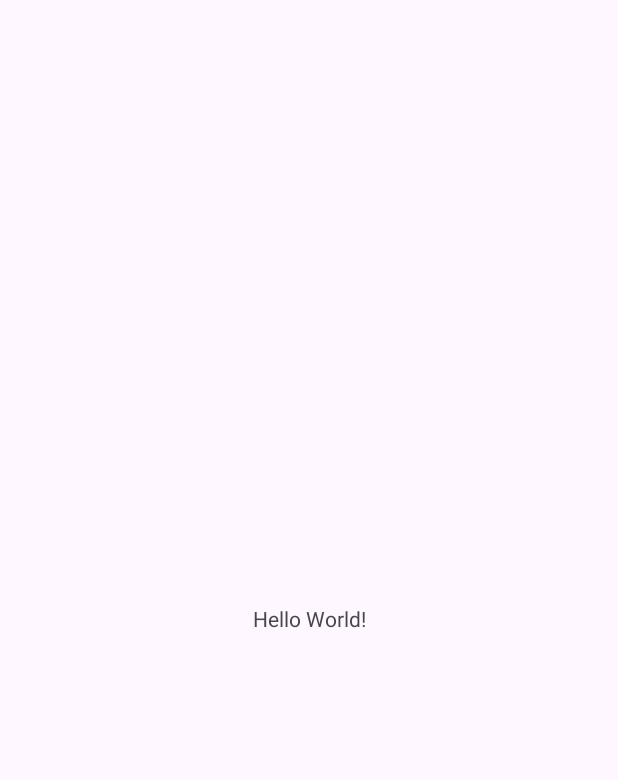
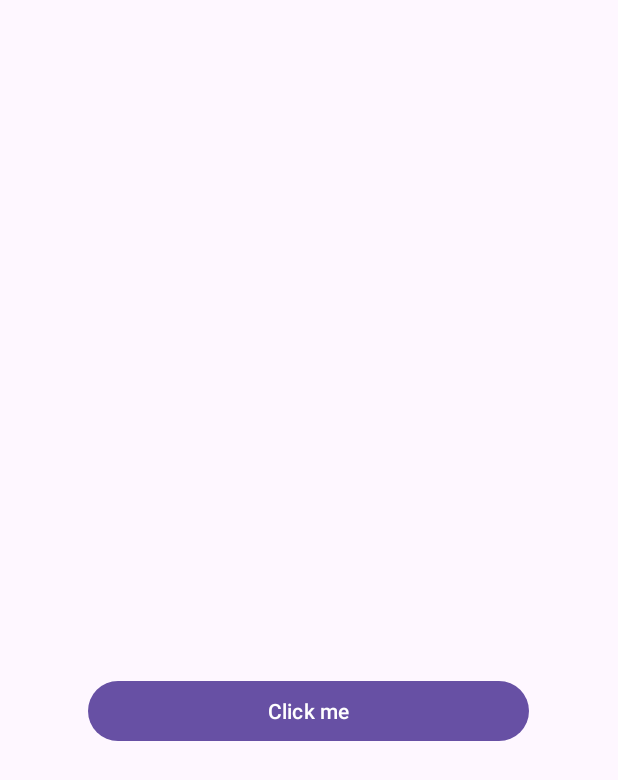
Before and after one commit to dy3722/Ex06031, an Android app: the screen it shows after launch (MainActivity), on a phone screen of 412 x 824 dp. Before the commit the part shown is almost empty. Shown: the top 780 px of the screen. Run offline under Robolectric (Android 15) with nearby library versions, the phone set to English and light mode, and no system bars.

Commit message:
Matala 1

```diff
--- a/app/src/main/java/com/example/ex06031/MainActivity.java
+++ b/app/src/main/java/com/example/ex06031/MainActivity.java
@@ -1,6 +1,9 @@
 package com.example.ex06031;
 
 import android.os.Bundle;
+import android.view.View;
+import android.widget.Button;
+import android.widget.TextView;
 
 import androidx.activity.EdgeToEdge;
 import androidx.appcompat.app.AppCompatActivity;
@@ -10,9 +13,20 @@ import androidx.core.view.WindowInsetsCompat;
 
 public class MainActivity extends AppCompatActivity {
 
+    Button btn;
+    TextView textV;
+
     @Override
     protected void onCreate(Bundle savedInstanceState) {
         super.onCreate(savedInstanceState);
         setContentView(R.layout.activity_main);
+
+        btn = findViewById(R.id.btn);
+        textV = findViewById(R.id.textV);
+    }
+
+    public void ohyea(View view) {
+        textV.setTextSize(30);
+        textV.setText("Oh, yea, I’ve been clicked!");
     }
 }
--- a/app/src/main/res/layout/activity_main.xml
+++ b/app/src/main/res/layout/activity_main.xml
@@ -1,19 +1,48 @@
 <?xml version="1.0" encoding="utf-8"?>
-<androidx.constraintlayout.widget.ConstraintLayout xmlns:android="http://schemas.android.com/apk/res/android"
+<LinearLayout xmlns:android="http://schemas.android.com/apk/res/android"
     xmlns:app="http://schemas.android.com/apk/res-auto"
     xmlns:tools="http://schemas.android.com/tools"
     android:id="@+id/main"
     android:layout_width="match_parent"
     android:layout_height="match_parent"
-    tools:context=".MainActivity">
+    tools:context=".MainActivity" >
 
-    <TextView
-        android:layout_width="wrap_content"
-        android:layout_height="wrap_content"
-        android:text="Hello World!"
-        app:layout_constraintBottom_toBottomOf="parent"
-        app:layout_constraintEnd_toEndOf="parent"
-        app:layout_constraintStart_toStartOf="parent"
-        app:layout_constraintTop_toTopOf="parent" />
+    <Space
+        android:layout_width="0dp"
+        android:layout_height="match_parent"
+        android:layout_weight="0.2" />
 
-</androidx.constraintlayout.widget.ConstraintLayout>
+    <LinearLayout
+        android:layout_width="0dp"
+        android:layout_height="match_parent"
+        android:layout_weight="1"
+        android:orientation="vertical">
+
+        <Space
+            android:layout_width="match_parent"
+            android:layout_height="100dp" />
+
+        <TextView
+            android:id="@+id/textV"
+            android:layout_width="match_parent"
+            android:layout_height="100dp"
+            android:gravity="center" />
+
+        <Space
+            android:layout_width="match_parent"
+            android:layout_height="250dp" />
+
+        <Button
+            android:id="@+id/btn"
+            android:layout_width="match_parent"
+            android:layout_height="wrap_content"
+            android:onClick="ohyea"
+            android:text="Click me" />
+    </LinearLayout>
+
+    <Space
+        android:layout_width="0dp"
+        android:layout_height="match_parent"
+        android:layout_weight="0.2" />
+
+</LinearLayout>
```
